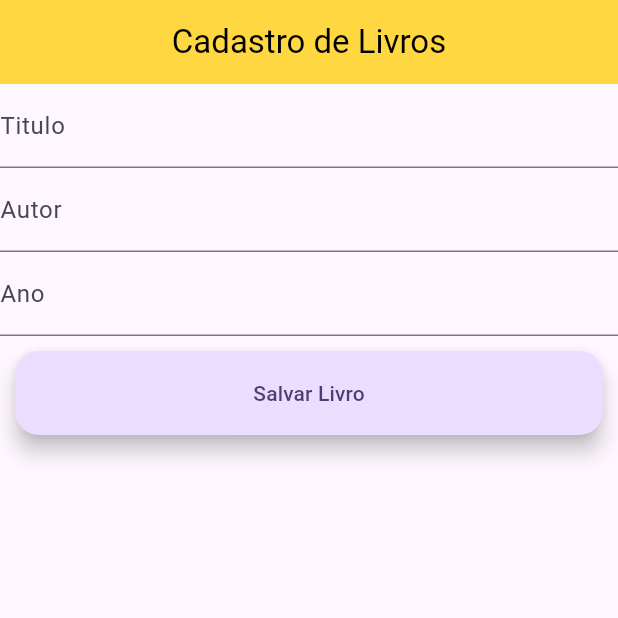
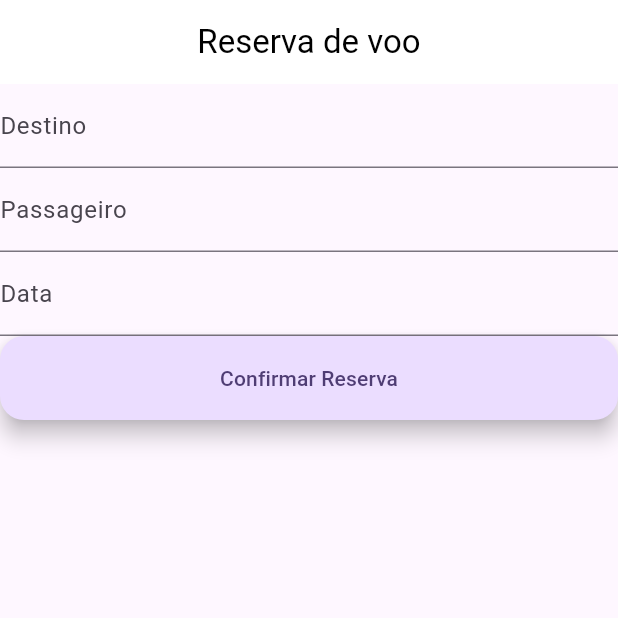
Before and after one commit to Joao-Salvalagio/Alura_Estudos_2026, a Flutter app: the screen it shows after launch, on a phone screen of 412 x 824 dp, the top half of it. Run offline on Flutter 3.47's test engine with Material 3 defaults, Android fonts, the phone set to English and light mode, and no system bars.

Commit message:
Quarto exercicio feito, esta fluindo melhor enquanto estou codando.

```diff
--- /dev/null
+++ b/Treino - Prova de Flutter/flutter_treino/lib/exc4_voo.dart
@@ -0,0 +1,67 @@
+import 'package:flutter/material.dart';
+
+class VooScreen extends StatefulWidget {
+  const VooScreen({super.key});
+
+  @override
+  State<VooScreen> createState() => _VooScreenState();
+}
+
+class _VooScreenState extends State<VooScreen> {
+  TextEditingController destinoController = TextEditingController();
+  TextEditingController passageiroController = TextEditingController();
+  TextEditingController dataController = TextEditingController();
+  String resultado = "";
+
+  @override
+  Widget build(BuildContext context) {
+    return Scaffold(
+      appBar: getAppBar(),
+      body: Column(
+        children: [
+          getTextField("Destino", destinoController),
+          getTextField("Passageiro", passageiroController),
+          getTextField("Data", dataController),
+          getButton("Confirmar Reserva", processarDados),
+          Text(resultado)
+        ],
+      ),
+    );
+  }
+  AppBar getAppBar(){
+    return AppBar(
+      backgroundColor: Colors.white,
+      foregroundColor: Colors.black,
+      title: Center(child: Text("Reserva de voo")),
+    );
+  }
+
+  Widget getTextField(String label, controller){
+    return TextField(
+      controller: controller,
+      decoration: InputDecoration(
+        labelText: label
+      ),
+    );
+  }
+
+  Widget getButton(String label, Function() onPressed){
+    return SizedBox(
+      width: double.infinity,
+      child: FloatingActionButton(
+        onPressed: onPressed,
+        child: Text(label),
+        ),
+    );
+  }
+
+  void processarDados(){
+    String destino = destinoController.text;
+    String passageiro = passageiroController.text;
+    String data = dataController.text;
+
+    setState(() {
+      resultado = "Destino: $destino, Passageiro: $passageiro, Data: $data";
+    });
+  }
+}
--- a/Treino - Prova de Flutter/flutter_treino/lib/main.dart
+++ b/Treino - Prova de Flutter/flutter_treino/lib/main.dart
@@ -2,6 +2,7 @@ import 'package:flutter/material.dart';
 import 'package:flutter_treino/exc1_pecas.dart';
 import 'package:flutter_treino/exc2_alunos.dart';
 import 'package:flutter_treino/exc3_livros.dart';
+import 'package:flutter_treino/exc4_voo.dart';
 
 void main() {
   runApp(const MyApp());
@@ -17,7 +18,7 @@ class MyApp extends StatelessWidget {
       theme: ThemeData(
         colorScheme: .fromSeed(seedColor: Colors.deepPurple),
       ),
-      home: LivroScreen(),
+      home: VooScreen(),
     );
   }
 }
```
